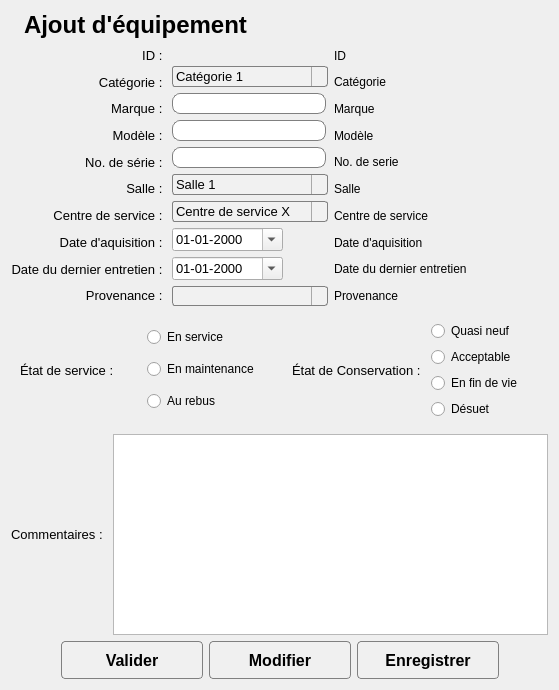
The window that Interface/FenetresEnUI/AjoutEquipement.ui (ProjetPC2/SIMM2.0-DEV) describes before a commit, drawn with Qt 5.
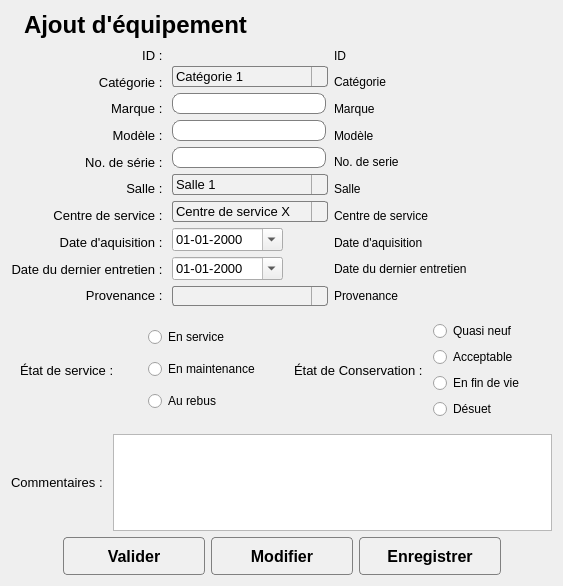
The same window after the commit. Icons and pictures are not drawn.

```diff
--- a/Interface/FenetresEnUI/AjoutEquipement.ui
+++ b/Interface/FenetresEnUI/AjoutEquipement.ui
@@ -6,8 +6,8 @@
    <rect>
     <x>0</x>
     <y>0</y>
-    <width>559</width>
-    <height>690</height>
+    <width>563</width>
+    <height>586</height>
    </rect>
   </property>
   <property name="windowTitle">
```
